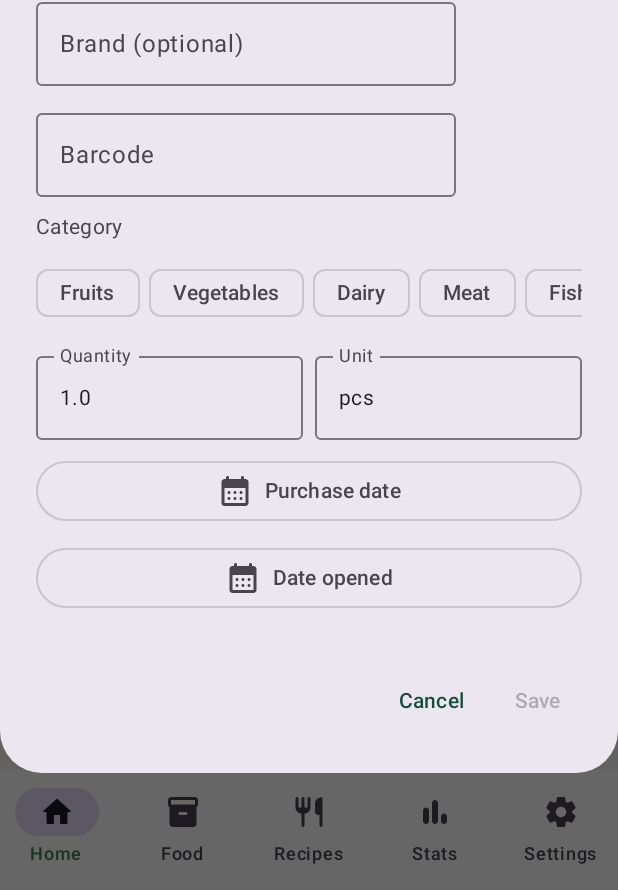
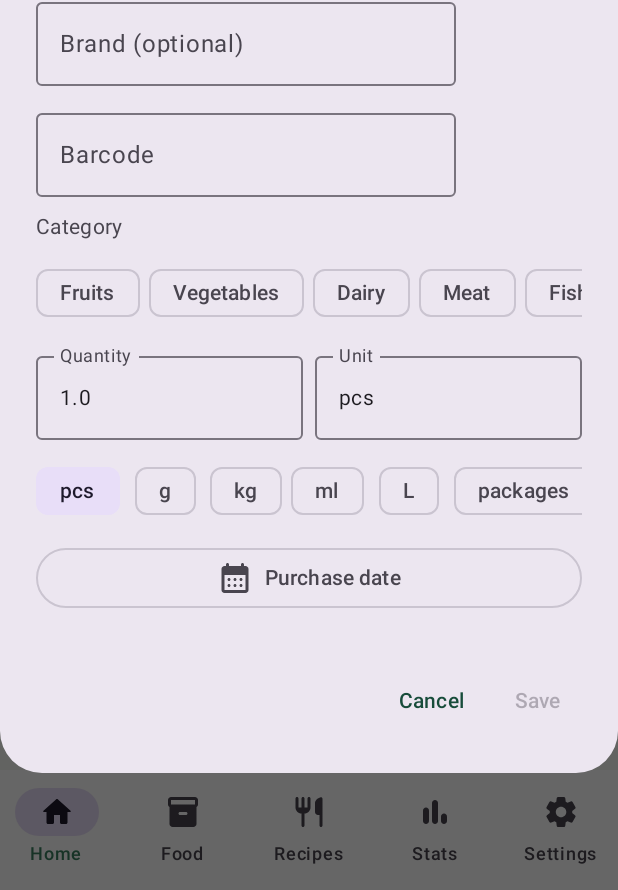
Before and after one commit to KristianKG/-EX-pired, an Android app built with Jetpack Compose: the screen it shows after launch (MainActivity), after a tap on "Add food", on a phone screen of 412 x 824 dp, the part 346-1236 px from its top. Run offline under Robolectric (Android 15) with nearby library versions, the phone set to English and light mode, and no system bars; our stand-ins replace Room's generated code; 2 statements that could not run were skipped; 1 other tap on this screen came first.

Commit message:
Add common inventory measurement units

```diff
--- a/app/src/main/java/com/expiryeye/MainActivity.kt
+++ b/app/src/main/java/com/expiryeye/MainActivity.kt
@@ -754,6 +754,7 @@ private fun matchedIngredients(recipe: Recipe, items: List<FoodItem>): Set<Strin
             OutlinedTextField(barcode, { barcode = it.filter { ch -> ch in '0'..'9' }.take(14) }, label = { Text("Barcode") }, singleLine = true, keyboardOptions = KeyboardOptions(keyboardType = KeyboardType.Number))
             Text("Category", color = MaterialTheme.colorScheme.onSurfaceVariant); Row(Modifier.horizontalScroll(rememberScrollState()), horizontalArrangement = Arrangement.spacedBy(6.dp)) { (foodCategories + category).distinct().forEach { FilterChip(category == it, { category = it }, label = { Text(it) }) } }
             Row(horizontalArrangement = Arrangement.spacedBy(8.dp)) { OutlinedTextField(quantity, { quantity = it }, modifier = Modifier.weight(1f), label = { Text("Quantity") }, keyboardOptions = KeyboardOptions(keyboardType = KeyboardType.Decimal), singleLine = true); OutlinedTextField(unit, { unit = it }, modifier = Modifier.weight(1f), label = { Text("Unit") }, singleLine = true) }
+            Row(Modifier.horizontalScroll(rememberScrollState()), horizontalArrangement = Arrangement.spacedBy(6.dp)) { listOf("pcs", "g", "kg", "ml", "L", "packages", "bottles", "cans").forEach { option -> FilterChip(selected = unit.equals(option, ignoreCase = true), onClick = { unit = option }, label = { Text(option) }) } }
             OptionalDateField("Purchase date", purchasedOn, { purchasedOn = it })
             OptionalDateField("Date opened", openedOn, { openedOn = it })
             OutlinedButton(onClick = { dateOpen = true }, modifier = Modifier.fillMaxWidth()) { Icon(Icons.Rounded.CalendarMonth, null); Spacer(Modifier.width(8.dp)); Text(if (dateConfirmed) "Expires ${date.format(DateTimeFormatter.ofPattern("d MMM yyyy"))}" else "Choose expiration date") }
```
Also changed, not shown: 1 other file.
